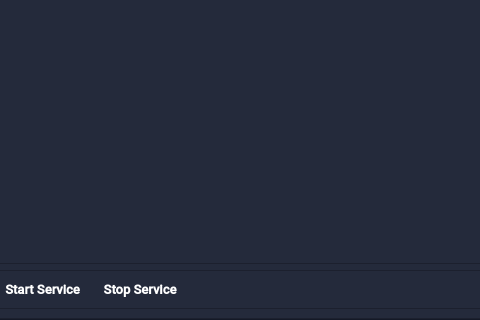
AndreaMalloni/Pathfinder, file UI/pathfinder-main.ui: the form before one commit; both pictures show x 152 to 632 and y 143 to 463 of the 741 by 463 pixel window.
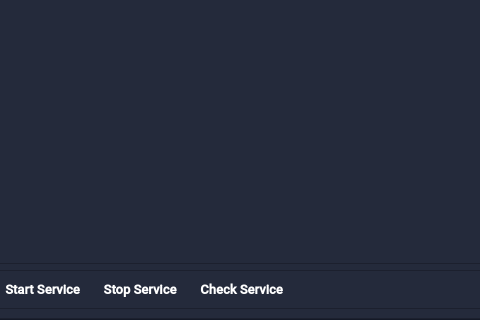
The form after the commit. Icons and pictures are not drawn.

Commit message: added check button and version label changes

```diff
--- a/UI/pathfinder-main.ui
+++ b/UI/pathfinder-main.ui
@@ -1078,6 +1078,52 @@
                  </property>
                 </widget>
                </item>
+               <item>
+                <widget class="QPushButton" name="checkButton">
+                 <property name="font">
+                  <font>
+                   <family>Roboto Medium</family>
+                   <pointsize>10</pointsize>
+                   <weight>75</weight>
+                   <bold>true</bold>
+                  </font>
+                 </property>
+                 <property name="styleSheet">
+                  <string notr="true">QPushButton
+{
+color: rgb(255, 255, 255);
+border-radius: 5px;
+text-align: center;
+padding: 10px;
+}
+
+QPushButton:hover
+{
+color:rgb(255, 255, 255);
+border-radius: 5px;
+text-align: center;
+padding: 10px;
+background-color: rgb(26, 32, 50);
+}
+
+QPushButton:disabled
+{
+color: rgb(142, 142, 142);
+border-radius: 5px;
+text-align: center;
+padding: 10px;
+}</string>
+                 </property>
+                 <property name="text">
+                  <string> Check Service</string>
+                 </property>
+                 <property name="icon">
+                  <iconset>
+                   <normalon>:/icons/loupe.ico</normalon>
+                  </iconset>
+                 </property>
+                </widget>
+               </item>
                <item>
                 <spacer name="horizontalSpacer">
                  <property name="orientation">
```
The commit also changes 1 other file.
